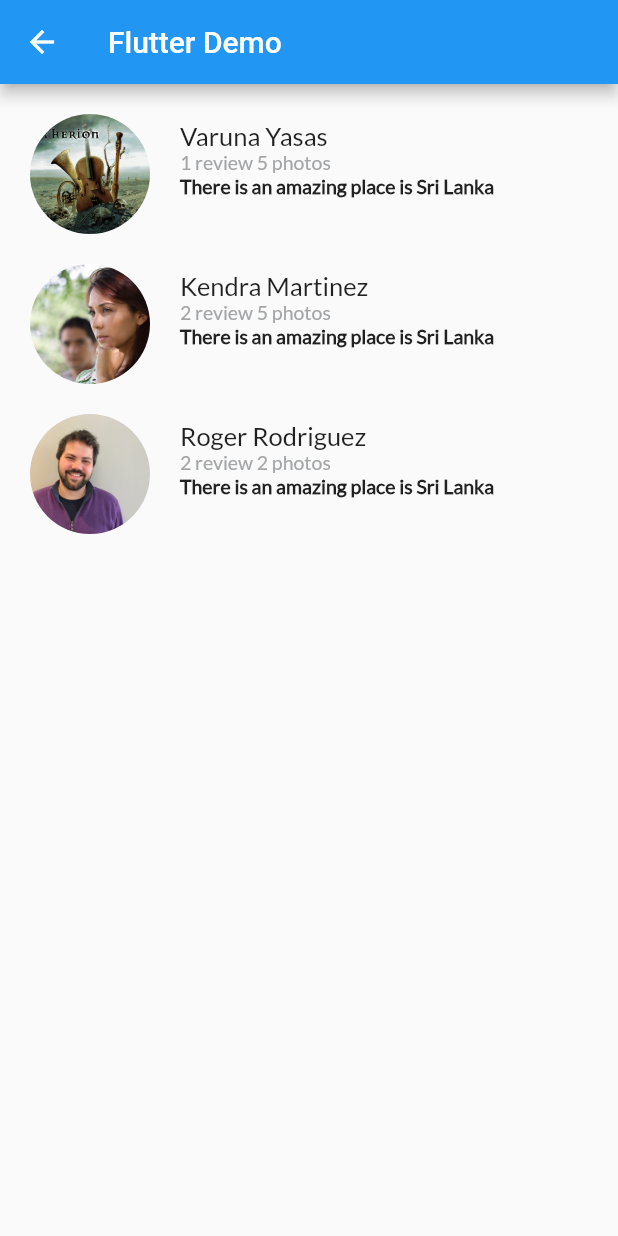
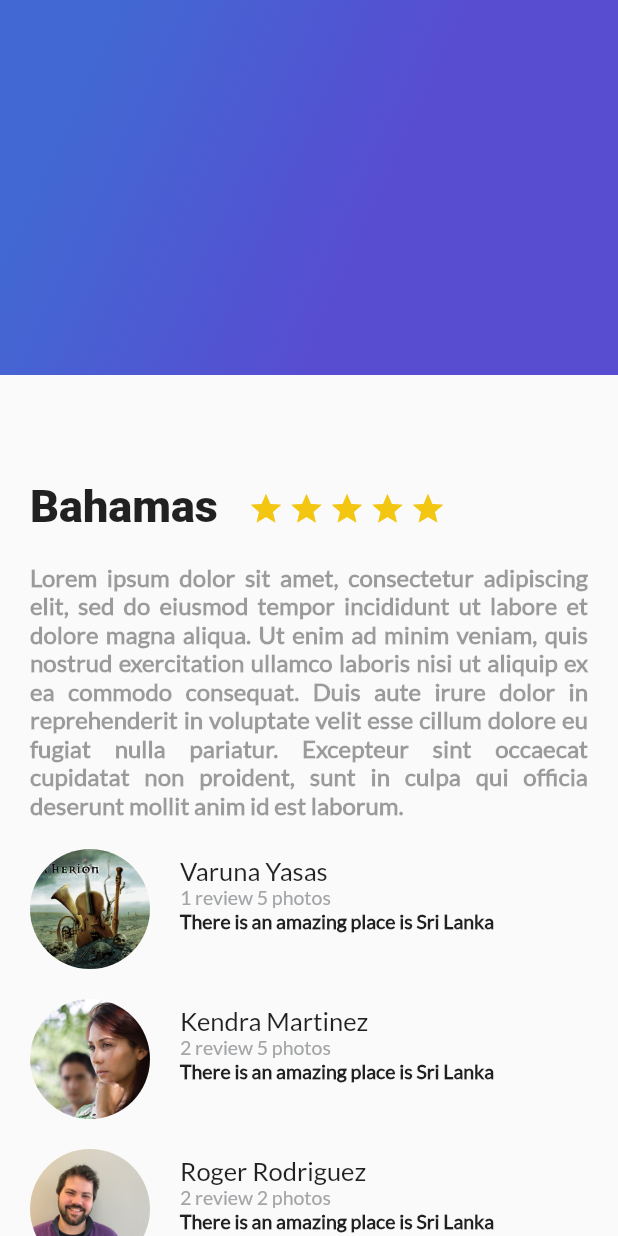
Before and after one commit to Rod20/Starting-in-Flutter, a Flutter app: the screen it shows after launch, on a phone screen of 412 x 824 dp. Run offline on Flutter 3.47's test engine with Material 2 defaults, Android fonts, the phone set to English and light mode, and no system bars.

Commit message:
Decoracion en Widgets, aplicando clase Stack, y demas Issues

```diff
--- /dev/null
+++ b/lib/gradient_back.dart
@@ -0,0 +1,22 @@
+import 'package:flutter/material.dart';
+
+class GradientBack extends StatelessWidget {
+  @override
+  Widget build(BuildContext context) {
+    return Container(
+      height: 250.0,
+      decoration: BoxDecoration(
+        gradient: LinearGradient(
+            colors: [
+              Color(0xFF4268D3),
+              Color(0xFF584CD1)
+            ],
+          begin: FractionalOffset(0.2, 0.0), //que tanto se traslapa un color con el otro
+          end: FractionalOffset(1.0, 0.6),
+          stops: [0.0,0.6],  // similar a end, es la orientacion del gradiente
+          tileMode: TileMode.clamp // es el color de relleno en caso de que el gradient no cargue
+        )
+      ),
+    );
+  }
+}
--- a/lib/main.dart
+++ b/lib/main.dart
@@ -1,6 +1,7 @@
 import 'package:flutter/material.dart';
 import 'description_place.dart';
 import 'review_list.dart';
+import 'gradient_back.dart';
 
 void main() => runApp(MyApp());
 
@@ -16,12 +17,22 @@ class MyApp extends StatelessWidget {
         primarySwatch: Colors.blue,
       ),
       home: Scaffold(
-        appBar: AppBar(
+        /*appBar: AppBar(
           leading: Icon(Icons.arrow_back),
           title: Text("Flutter Demo"),
-        ),
+        ),*/
         //body: new DescriptionPlace("Bahamas",descriptionDummy,4),
-        body: ReviewList(),
+        body: Stack(
+          children: <Widget>[
+            ListView(
+              children: <Widget>[
+                DescriptionPlace("Bahamas",descriptionDummy,4),
+                ReviewList()
+              ],
+            ),
+            GradientBack()
+          ],
+        ), // Sirve para poner un elemento encima de otro
       ),
     );
   }
```
